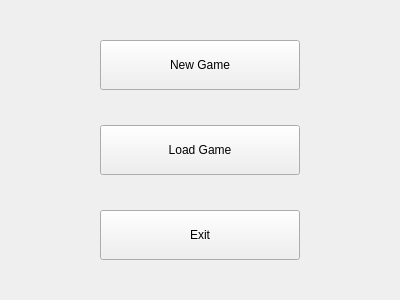
Before: the Qt Designer form menuwidget.ui in tsenmu/FBSG, drawn with Qt 5.
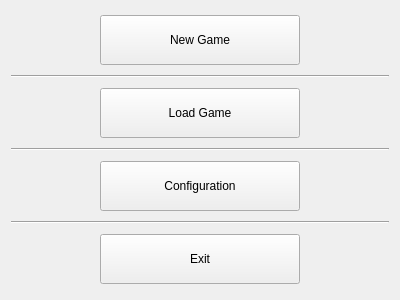
After: the same form once the commit is applied.

The edit to the form file:
```diff
--- a/menuwidget.ui
+++ b/menuwidget.ui
@@ -13,8 +13,8 @@
   <property name="windowTitle">
    <string>Form</string>
   </property>
-  <layout class="QGridLayout" name="gridLayout">
-   <item row="0" column="0">
+  <layout class="QVBoxLayout" name="verticalLayout">
+   <item>
     <layout class="QHBoxLayout" name="horizontalLayout_3">
      <item>
       <spacer name="horizontalSpacer_2">
@@ -57,7 +57,14 @@
      </item>
     </layout>
    </item>
-   <item row="1" column="0">
+   <item>
+    <widget class="Line" name="line_3">
+     <property name="orientation">
+      <enum>Qt::Horizontal</enum>
+     </property>
+    </widget>
+   </item>
+   <item>
     <layout class="QHBoxLayout" name="horizontalLayout_2">
      <item>
       <spacer name="horizontalSpacer_4">
@@ -100,7 +107,64 @@
      </item>
     </layout>
    </item>
-   <item row="2" column="0">
+   <item>
+    <widget class="Line" name="line_2">
+     <property name="orientation">
+      <enum>Qt::Horizontal</enum>
+     </property>
+    </widget>
+   </item>
+   <item>
+    <layout class="QHBoxLayout" name="horizontalLayout_4">
+     <item>
+      <spacer name="horizontalSpacer_7">
+       <property name="orientation">
+        <enum>Qt::Horizontal</enum>
+       </property>
+       <property name="sizeHint" stdset="0">
+        <size>
+         <width>40</width>
+         <height>20</height>
+        </size>
+       </property>
+      </spacer>
+     </item>
+     <item>
+      <widget class="QPushButton" name="pushButton_configuration">
+       <property name="minimumSize">
+        <size>
+         <width>200</width>
+         <height>50</height>
+        </size>
+       </property>
+       <property name="text">
+        <string>Configuration</string>
+       </property>
+      </widget>
+     </item>
+     <item>
+      <spacer name="horizontalSpacer_8">
+       <property name="orientation">
+        <enum>Qt::Horizontal</enum>
+       </property>
+       <property name="sizeHint" stdset="0">
+        <size>
+         <width>40</width>
+         <height>20</height>
+        </size>
+       </property>
+      </spacer>
+     </item>
+    </layout>
+   </item>
+   <item>
+    <widget class="Line" name="line">
+     <property name="orientation">
+      <enum>Qt::Horizontal</enum>
+     </property>
+    </widget>
+   </item>
+   <item>
     <layout class="QHBoxLayout" name="horizontalLayout">
      <item>
       <spacer name="horizontalSpacer_6">
```
